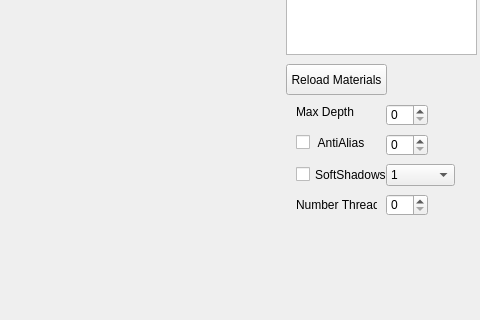
This is mainwindow.ui in Stymphalian/RayTracer as Qt 5 draws it before an edit; both pictures show x 794 to 1274 and y 105 to 425 of the 1274 by 591 pixel window. The edited form follows.
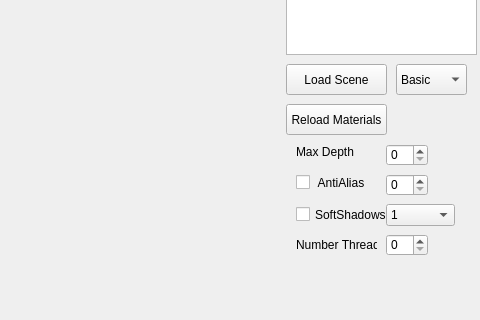
This is the edited form. Custom widgets are drawn as their Qt base class.

Commit message: ui for loading different scenes

```diff
--- a/mainwindow.ui
+++ b/mainwindow.ui
@@ -62,7 +62,7 @@
     <property name="geometry">
      <rect>
       <x>1080</x>
-      <y>150</y>
+      <y>190</y>
       <width>101</width>
       <height>31</height>
      </rect>
@@ -75,7 +75,7 @@
     <property name="geometry">
      <rect>
       <x>1090</x>
-      <y>190</y>
+      <y>230</y>
       <width>61</width>
       <height>16</height>
      </rect>
@@ -88,7 +88,7 @@
     <property name="geometry">
      <rect>
       <x>1180</x>
-      <y>190</y>
+      <y>230</y>
       <width>42</width>
       <height>22</height>
      </rect>
@@ -98,7 +98,7 @@
     <property name="geometry">
      <rect>
       <x>1090</x>
-      <y>220</y>
+      <y>260</y>
       <width>70</width>
       <height>17</height>
      </rect>
@@ -111,7 +111,7 @@
     <property name="geometry">
      <rect>
       <x>1090</x>
-      <y>250</y>
+      <y>290</y>
       <width>91</width>
       <height>21</height>
      </rect>
@@ -124,7 +124,7 @@
     <property name="geometry">
      <rect>
       <x>1180</x>
-      <y>220</y>
+      <y>260</y>
       <width>42</width>
       <height>22</height>
      </rect>
@@ -134,7 +134,7 @@
     <property name="geometry">
      <rect>
       <x>1180</x>
-      <y>250</y>
+      <y>290</y>
       <width>69</width>
       <height>22</height>
      </rect>
@@ -184,7 +184,7 @@
     <property name="geometry">
      <rect>
       <x>1180</x>
-      <y>280</y>
+      <y>320</y>
       <width>42</width>
       <height>22</height>
      </rect>
@@ -194,7 +194,7 @@
     <property name="geometry">
      <rect>
       <x>1090</x>
-      <y>280</y>
+      <y>320</y>
       <width>81</width>
       <height>21</height>
      </rect>
@@ -219,6 +219,44 @@
      <string>Time Taken:</string>
     </property>
    </widget>
+   <widget class="QPushButton" name="LoadSceneButton">
+    <property name="geometry">
+     <rect>
+      <x>1080</x>
+      <y>150</y>
+      <width>101</width>
+      <height>31</height>
+     </rect>
+    </property>
+    <property name="text">
+     <string>Load Scene</string>
+    </property>
+   </widget>
+   <widget class="QComboBox" name="comboBox">
+    <property name="geometry">
+     <rect>
+      <x>1190</x>
+      <y>150</y>
+      <width>71</width>
+      <height>31</height>
+     </rect>
+    </property>
+    <item>
+     <property name="text">
+      <string>Basic</string>
+     </property>
+    </item>
+    <item>
+     <property name="text">
+      <string>Better</string>
+     </property>
+    </item>
+    <item>
+     <property name="text">
+      <string>OBJ</string>
+     </property>
+    </item>
+   </widget>
   </widget>
   <widget class="QMenuBar" name="menuBar">
    <property name="geometry">
```
Left out of the diff: 48 changed lines with no effect on the pictures. The commit also changes 6 other files.
